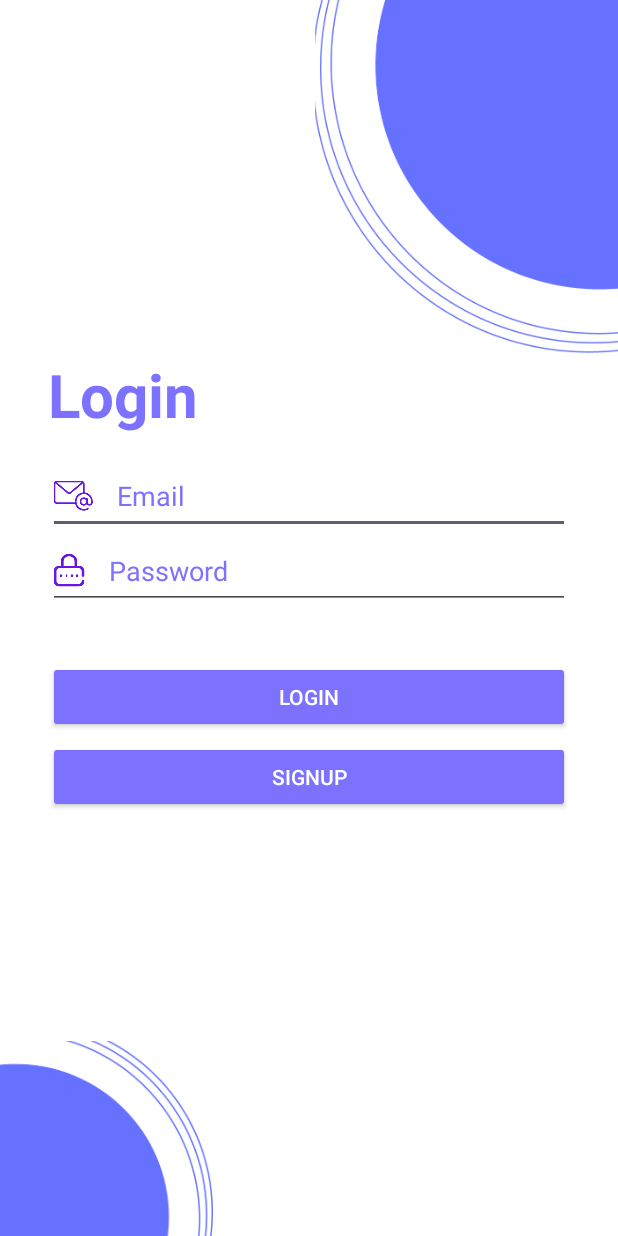
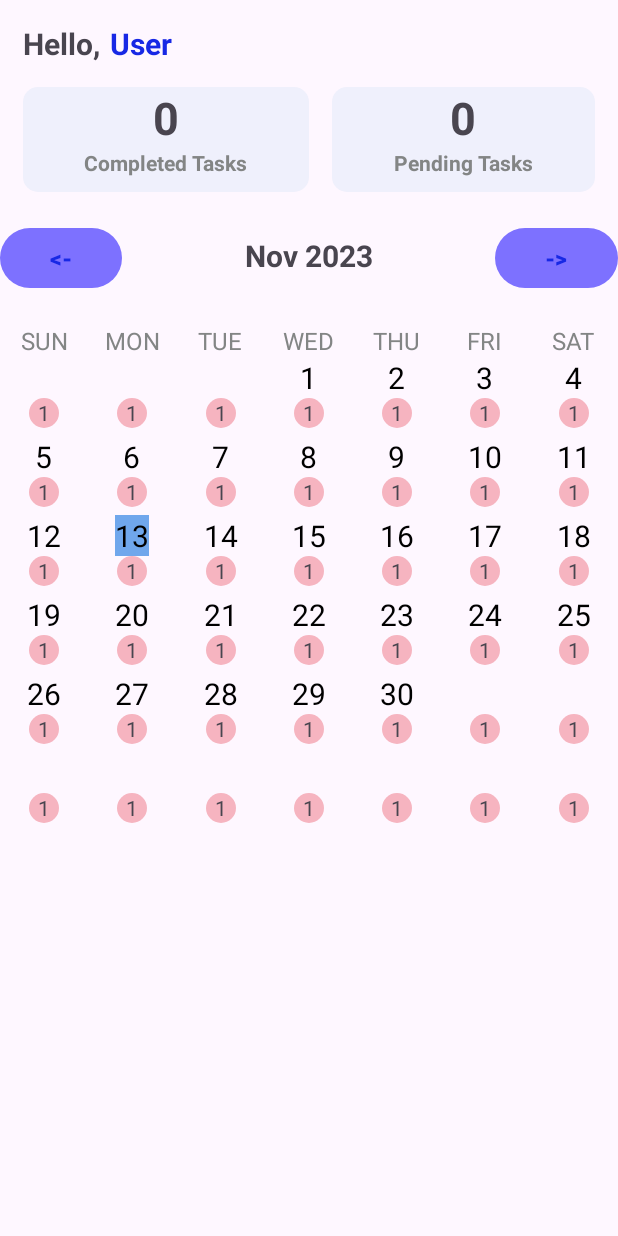
Before and after one commit to sunnylam9876/TaskManager-Android, an Android app: the screen it shows after launch (LoginActivity before the commit, DashBoard after it), on a phone screen of 412 x 824 dp. Run offline under Robolectric (Android 15) with nearby library versions, the phone set to English and light mode, and no system bars.

Commit message:
created calendar

```diff
--- a/app/src/main/AndroidManifest.xml
+++ b/app/src/main/AndroidManifest.xml
@@ -15,11 +15,11 @@
         <activity
             android:name=".Signup"
             android:exported="false" />
+        <!--<activity
+            android:name=".DashBoard"
+            android:exported="false" />-->
         <activity
             android:name=".DashBoard"
-            android:exported="false" />
-        <activity
-            android:name=".LoginActivity"
             android:exported="true">
             <intent-filter>
                 <action android:name="android.intent.action.MAIN" />
--- /dev/null
+++ b/app/src/main/java/com/example/taskmanager/Class/DateClass.java
@@ -0,0 +1,39 @@
+package com.example.taskmanager.Class;
+
+import java.util.ArrayList;
+
+public class DateClass {
+    int year;
+    int month;
+    ArrayList<String> daysInMonth;
+
+    public DateClass(int year, int month, ArrayList<String> daysInMonth) {
+        this.year = year;
+        this.month = month;
+        this.daysInMonth = daysInMonth;
+    }
+
+    public int getYear() {
+        return year;
+    }
+
+    public void setYear(int year) {
+        this.year = year;
+    }
+
+    public int getMonth() {
+        return month;
+    }
+
+    public void setMonth(int month) {
+        this.month = month;
+    }
+
+    public ArrayList<String> getDaysInMonth() {
+        return daysInMonth;
+    }
+
+    public void setDaysInMonth(ArrayList<String> daysInMonth) {
+        this.daysInMonth = daysInMonth;
+    }
+}
--- a/app/src/main/java/com/example/taskmanager/DashBoard.java
+++ b/app/src/main/java/com/example/taskmanager/DashBoard.java
@@ -1,14 +1,106 @@
 package com.example.taskmanager;
 
+import static com.example.taskmanager.Utility.CalculateDate.yearFromDate;
+import static com.example.taskmanager.Utility.CalculateDate.dayFromDate;
+import static com.example.taskmanager.Utility.CalculateDate.monthFromDate;
+import static com.example.taskmanager.Utility.CalculateDate.monthYearFromDate;
+import static com.example.taskmanager.Utility.CalculateDate.yearFromDate;
+
 import androidx.appcompat.app.AppCompatActivity;
+import androidx.recyclerview.widget.GridLayoutManager;
+import androidx.recyclerview.widget.LinearLayoutManager;
+import androidx.recyclerview.widget.RecyclerView;
 
 import android.os.Bundle;
+import android.view.View;
+import android.widget.TextView;
+import android.widget.Toast;
 
-public class DashBoard extends AppCompatActivity {
+import com.example.taskmanager.Class.DateClass;
+import com.example.taskmanager.calendar.CalendarAdapter;
+import com.example.taskmanager.calendar.MyCalendarAdapter;
+
+import java.time.LocalDate;
+import java.time.YearMonth;
+import java.time.format.DateTimeFormatter;
+import java.util.ArrayList;
+import java.util.Date;
+
+public class DashBoard extends AppCompatActivity implements MyCalendarAdapter.OnItemClickListener {
+
+    private TextView tvMonthYear;
+    private RecyclerView rvCalendar;
+    private RecyclerView.LayoutManager layoutManager;
+    private RecyclerView.Adapter calendarAdapter;
+
+    private ArrayList<String> daysInMonth;
+    private LocalDate selectedDate;
+
+    private DateClass dateClass;      //custom date class
 
     @Override
     protected void onCreate(Bundle savedInstanceState) {
         super.onCreate(savedInstanceState);
         setContentView(R.layout.activity_dashboard);
+
+        rvCalendar = findViewById(R.id.rvCalendar);
+        tvMonthYear = findViewById(R.id.tvMonthYear);
+        selectedDate = LocalDate.now();
+        setMonthView();
+    }
+
+    // set the recycler view to display the calendar
+    private void setMonthView() {
+        daysInMonth = daysInMonthArray(selectedDate);
+        dateClass = new DateClass(yearFromDate(selectedDate), monthFromDate(selectedDate), daysInMonth);
+        tvMonthYear.setText(monthYearFromDate(selectedDate));
+        //calendarAdapter = new MyCalendarAdapter(daysInMonth, DashBoard.this);
+        calendarAdapter = new MyCalendarAdapter(dateClass, DashBoard.this);
+        layoutManager = new GridLayoutManager(getApplicationContext(), 7);
+        rvCalendar.setLayoutManager(layoutManager);
+        rvCalendar.setAdapter(calendarAdapter);
+        calendarAdapter.notifyDataSetChanged();
+
+        //calendarAdapter = new MyCalendarAdapter(daysInMonth, DashBoard.this);
+        calendarAdapter = new MyCalendarAdapter(dateClass, DashBoard.this);
+        ((MyCalendarAdapter) calendarAdapter).setOnItemClickListener(this);
+    }
+
+    // get the days in a month can convert it to an array
+    private ArrayList<String> daysInMonthArray(LocalDate date) {
+        ArrayList<String> daysInMonthArray = new ArrayList<>();
+        YearMonth yearMonth = YearMonth.from(date);
+
+        int daysInMonth = yearMonth.lengthOfMonth();
+        LocalDate firstOfMonth = selectedDate.withDayOfMonth(1);
+        int dayOfWeek = firstOfMonth.getDayOfWeek().getValue();
+
+        for (int i = 1; i <= 42; i++) {
+            if (i <= dayOfWeek || i > daysInMonth + dayOfWeek) {
+                daysInMonthArray.add("");
+            }
+            else {
+                daysInMonthArray.add(String.valueOf(i - dayOfWeek));
+            }
+        }
+        return daysInMonthArray;
+    }
+
+    // subtract the month by 1 when the user click backward button of the calendar
+    public void previousMonthAction(View view) {
+        selectedDate = selectedDate.minusMonths(1);
+        setMonthView();
+    }
+
+    // add the month by 1 when the user click forward button of the calendar
+    public void nextMonthAction(View view) {
+        selectedDate = selectedDate.plusMonths(1);
+        setMonthView();
+    }
+
+    // do something if the user click any one of the day on the calendar
+    @Override
+    public void onItemClick(String day) {
+        Toast.makeText(this, "Selected Day: " + day + " " + monthFromDate(selectedDate) + " " + yearFromDate(selectedDate), Toast.LENGTH_SHORT).show();
     }
 }
--- /dev/null
+++ b/app/src/main/java/com/example/taskmanager/Utility/CalculateDate.java
@@ -0,0 +1,34 @@
+package com.example.taskmanager.Utility;
+
+import java.time.LocalDate;
+import java.time.format.DateTimeFormatter;
+
+public class CalculateDate {
+    public static String monthYearFromDate(LocalDate date) {
+        DateTimeFormatter formatter = DateTimeFormatter.ofPattern("MMM yyyy");
+        return date.format(formatter);
+    }
+
+    /*public static String monthFromDate(LocalDate date) {
+        DateTimeFormatter formatter = DateTimeFormatter.ofPattern("MMM");
+        return date.format(formatter);
+    }*/
+
+    public static int dayFromDate(LocalDate date) {
+        return(date.getDayOfMonth());
+    }
+
+    public static int monthFromDate(LocalDate date) {
+        return(date.getMonthValue());
+    }
+
+/*    public static String YearFromDate(LocalDate date) {
+        DateTimeFormatter formatter = DateTimeFormatter.ofPattern("yyyy");
+        return date.format(formatter);
+    }*/
+
+    public static int yearFromDate(LocalDate date) {
+        return(date.getYear());
+    }
+
+}
--- /dev/null
+++ b/app/src/main/java/com/example/taskmanager/calendar/CalendarAdapter.java
@@ -0,0 +1,58 @@
+package com.example.taskmanager.calendar;
+
+import android.content.Context;
+import android.view.LayoutInflater;
+import android.view.View;
+import android.view.ViewGroup;
+
+import androidx.annotation.NonNull;
+import androidx.recyclerview.widget.RecyclerView;
+
+import com.example.taskmanager.R;
+
+import java.util.ArrayList;
+
+public class CalendarAdapter extends RecyclerView.Adapter<CalendarViewHolder> {
+    private final ArrayList<String> daysOfMonth;
+    private final OnItemListener onItemListener;
+
+    private Context context;
+
+    public CalendarAdapter(ArrayList<String> daysOfMonth, OnItemListener onItemListener, Context context) {
+        this.daysOfMonth = daysOfMonth;
+        this.onItemListener = onItemListener;
+        this.context = context;
+    }
+
+    @NonNull
+    @Override
+    public CalendarViewHolder onCreateViewHolder(@NonNull ViewGroup parent, int viewType) {
+        //LayoutInflater inflater = LayoutInflater.from(parent.getContext());
+        //View view = inflater.inflate(R.layout.calendar_cell, parent, false);
+        View view = LayoutInflater.from(parent.getContext()).inflate(R.layout.calendar_cell, parent, false);
+        ViewGroup.LayoutParams layoutParams = view.getLayoutParams();
+        layoutParams.height = (int) (parent.getHeight() * 0.166666666);
+
+        CalendarViewHolder calendarViewHolder = new CalendarViewHolder(view);
+        return calendarViewHolder;
+
+        //return new CalendarViewHolder(view);
+        //, onItemListener
+    }
+
+
+    @Override
+    public void onBindViewHolder(@NonNull CalendarViewHolder holder, int position) {
+        holder.dayOfMonth.setText(daysOfMonth.get(position));
+        //holder.
+    }
+
+    @Override
+    public int getItemCount() {
+        return daysOfMonth.size();
+    }
+
+    public interface OnItemListener {
+        void onItemClick(int position, String dayText);
+    }
+}
--- /dev/null
+++ b/app/src/main/java/com/example/taskmanager/calendar/CalendarViewHolder.java
@@ -0,0 +1,30 @@
+package com.example.taskmanager.calendar;
+
+import android.view.View;
+import android.widget.TextView;
+
+import androidx.annotation.NonNull;
+import androidx.recyclerview.widget.RecyclerView;
+
+import com.example.taskmanager.R;
+
+public class CalendarViewHolder extends RecyclerView.ViewHolder {
+    //implements View.OnClickListener
+
+    public TextView dayOfMonth;
+    //private final CalendarAdapter.OnItemListener onItemListener;
+
+    public CalendarViewHolder(@NonNull View itemView) {
+        //, CalendarAdapter.OnItemListener onItemListener
+
+        super(itemView);
+        dayOfMonth = itemView.findViewById(R.id.cellDayText);
+        //this.onItemListener = onItemListener;
+        //itemView.setOnClickListener(this);
+    }
+
+/*    @Override
+    public void onClick(View v) {
+        onItemListener.onItemClick(getAdapterPosition(), (String) dayOfMonth.getText());
+    }*/
+}
--- /dev/null
+++ b/app/src/main/java/com/example/taskmanager/calendar/MyCalendarAdapter.java
@@ -0,0 +1,120 @@
+package com.example.taskmanager.calendar;
+
+import static com.example.taskmanager.Utility.CalculateDate.dayFromDate;
+import static com.example.taskmanager.Utility.CalculateDate.monthFromDate;
+import static com.example.taskmanager.Utility.CalculateDate.yearFromDate;
+
+import android.content.Context;
+import android.graphics.drawable.Drawable;
+import android.view.LayoutInflater;
+import android.view.View;
+import android.view.ViewGroup;
+import android.widget.TextView;
+
+import androidx.annotation.NonNull;
+import androidx.core.content.ContextCompat;
+import androidx.recyclerview.widget.RecyclerView;
+
+import com.example.taskmanager.Class.DateClass;
+import com.example.taskmanager.R;
+
+import java.time.LocalDate;
+import java.util.ArrayList;
+
+public class MyCalendarAdapter extends RecyclerView.Adapter<MyCalendarAdapter.MyViewHolder> {
+    //1 - define the data data source
+    //private final ArrayList<String> daysOfMonth;
+    private DateClass dateClass;
+    private Context context;
+
+    private ArrayList<String> daysOfMonth;
+
+    private LocalDate today;
+
+    private static OnItemClickListener onItemClickListener;
+
+    public interface OnItemClickListener {
+        void onItemClick(String day);
+    }
+
+    public void setOnItemClickListener(OnItemClickListener onItemClickListener) {
+        this.onItemClickListener = onItemClickListener;
+    }
+
+
+/*    public MyCalendarAdapter(ArrayList<String> daysOfMonth, Context context) {
+        this.daysOfMonth = daysOfMonth;
+        this.context = context;
+    }*/
+    public MyCalendarAdapter(DateClass dateClass, Context context) {
+        this.dateClass = dateClass;
+        this.context = context;
+        this.daysOfMonth = dateClass.getDaysInMonth();
+    }
+
+    //3- Implementing the methods
+
+    @NonNull
+    @Override
+    public MyViewHolder onCreateViewHolder(@NonNull ViewGroup parent, int viewType) {
+        View v = LayoutInflater.from(parent.getContext()).inflate(R.layout.calendar_cell, parent,false);
+        MyViewHolder viewHolder = new MyViewHolder(v);
+        return viewHolder;
+    }
+
+    @Override
+    public void onBindViewHolder(@NonNull MyViewHolder holder, int position) {
+
+        String day = daysOfMonth.get(position);
+
+        holder.cellDayText.setText(day);    //allocate day array to each TextView
+
+        //get today date, then highlight today on calendar
+        today = LocalDate.now();
+        int today_year = yearFromDate(today);
+        int today_month = monthFromDate(today);
+        int today_day = dayFromDate(today);
+        if (holder.cellDayText.getText().toString().equals(Integer.toString(today_day)) &&
+                dateClass.getYear() == today_year && dateClass.getMonth() == today_month) {
+            int color = ContextCompat.getColor(holder.itemView.getContext(), R.color.lightblue);
+            holder.cellDayText.setBackgroundColor(color);
+        }
+
+        // to be amended to not get the value of a TextView to increase efficiency
+        if (Integer.parseInt(holder.cellTask.getText().toString()) > 0) {
+            Drawable drawable = ContextCompat.getDrawable(holder.cellTask.getContext(), R.drawable.task_cell_background);
+            holder.cellTask.setBackground(drawable);
+/*            int color = ContextCompat.getColor(holder.itemView.getContext(), R.color.pink);
+            holder.cellTask.setBackgroundColor(color);*/
+        }
+    }
+
+    @Override
+    public int getItemCount() {
+        return daysOfMonth.size();
+    }
+
+    //2- View holder class
+    public static class MyViewHolder extends RecyclerView.ViewHolder {
+        public TextView cellDayText;
+        public TextView cellTask;
+
+        public MyViewHolder(@NonNull View itemView) {
+            super(itemView);
+
+            cellDayText = itemView.findViewById(R.id.cellDayText);
+            cellTask = itemView.findViewById(R.id.cellTask);
+
+            cellDayText.setOnClickListener(new View.OnClickListener() {
+                @Override
+                // if user click the day of calendar
+                public void onClick(View v) {
+                    //Toast.makeText(v.getContext(),dayOfMonth.getText(), Toast.LENGTH_LONG).show();
+                    if (onItemClickListener != null) {
+                        onItemClickListener.onItemClick(cellDayText.getText().toString());
+                    }
+                }
+            });
+        }
+    }
+}
--- /dev/null
+++ b/app/src/main/res/drawable/task_cell_background.xml
@@ -0,0 +1,10 @@
+<?xml version="1.0" encoding="utf-8"?>
+<selector xmlns:android="http://schemas.android.com/apk/res/android">
+    <item>
+        <shape android:shape="oval">
+            <solid android:color="@color/pink" />
+            <size android:height="20dp" android:width="20dp" />
+        </shape>
+
+    </item>
+</selector>
--- a/app/src/main/res/layout/activity_dashboard.xml
+++ b/app/src/main/res/layout/activity_dashboard.xml
@@ -109,6 +109,121 @@
                 </LinearLayout>
             </LinearLayout>
 
+            <LinearLayout
+                android:layout_width="match_parent"
+                android:layout_height="match_parent"
+                android:orientation="horizontal"
+                android:layout_marginBottom="20dp"
+                android:layout_marginTop="20dp">
+
+                <Button
+                    android:layout_width="0dp"
+                    android:layout_height="wrap_content"
+                    android:layout_weight="1"
+                    android:text="@string/back"
+                    android:textColor="@color/blue"
+                    android:background="@null"
+                    android:textStyle="bold"
+                    android:textSize="15sp"
+                    android:onClick= "previousMonthAction"
+                    />
+
+                <TextView
+                    android:id="@+id/tvMonthYear"
+                    android:layout_width="wrap_content"
+                    android:layout_height="wrap_content"
+                    android:layout_weight="2"
+                    android:text="Hello"
+                    android:textAlignment="center"
+                    android:textSize="20sp"
+                    android:textStyle="bold" />
+
+                <Button
+                    android:layout_width="0dp"
+                    android:layout_height="wrap_content"
+                    android:layout_weight="1"
+                    android:background="@null"
+                    android:text="@string/forward"
+                    android:textStyle="bold"
+                    android:textColor="@color/blue"
+                    android:textSize="15sp"
+                    android:onClick="nextMonthAction"
+                    />
+            </LinearLayout>
+
+            <LinearLayout
+                android:layout_width="match_parent"
+                android:layout_height="match_parent"
+                android:orientation="horizontal">
+
+                <TextView
+                    android:layout_width="0dp"
+                    android:layout_height="wrap_content"
+                    android:layout_weight="1"
+                    android:text="SUN"
+                    android:textColor="@color/dark_grey"
+                    android:textAlignment="center"
+                    android:textSize="16sp" />
+
+                <TextView
+                    android:layout_width="0dp"
+                    android:layout_height="wrap_content"
+                    android:layout_weight="1"
+                    android:text="MON"
+                    android:textColor="@color/dark_grey"
+                    android:textAlignment="center"
+                    android:textSize="16sp" />
+
+                <TextView
+                    android:layout_width="0dp"
+                    android:layout_height="wrap_content"
+                    android:layout_weight="1"
+                    android:text="TUE"
+                    android:textColor="@color/dark_grey"
+                    android:textAlignment="center"
+                    android:textSize="16sp" />
+
+                <TextView
+                    android:layout_width="0dp"
+                    android:layout_height="wrap_content"
+                    android:layout_weight="1"
+                    android:text="WED"
+                    android:textColor="@color/dark_grey"
+                    android:textAlignment="center"
+                    android:textSize="16sp" />
+
+                <TextView
+                    android:layout_width="0dp"
+                    android:layout_height="wrap_content"
+                    android:layout_weight="1"
+                    android:text="THU"
+                    android:textColor="@color/dark_grey"
+                    android:textAlignment="center"
+                    android:textSize="16sp" />
+                <TextView
+                    android:layout_width="0dp"
+                    android:layout_height="wrap_content"
+                    android:layout_weight="1"
+                    android:text="FRI"
+                    android:textColor="@color/dark_grey"
+                    android:textAlignment="center"
+                    android:textSize="16sp" />
+                <TextView
+                    android:layout_width="0dp"
+                    android:layout_height="wrap_content"
+                    android:layout_weight="1"
+                    android:text="SAT"
+                    android:textColor="@color/dark_grey"
+                    android:textAlignment="center"
+                    android:textSize="16sp" />
+            </LinearLayout>
+
+            <androidx.recyclerview.widget.RecyclerView
+                android:id="@+id/rvCalendar"
+                android:layout_width="match_parent"
+                android:layout_height="match_parent"
+                android:layout_weight="1" />
+
         </LinearLayout>
     </ScrollView>
 </androidx.constraintlayout.widget.ConstraintLayout>
--- /dev/null
+++ b/app/src/main/res/layout/calendar_cell.xml
@@ -0,0 +1,37 @@
+<?xml version="1.0" encoding="utf-8"?>
+<androidx.constraintlayout.widget.ConstraintLayout xmlns:android="http://schemas.android.com/apk/res/android"
+    xmlns:app="http://schemas.android.com/apk/res-auto"
+    xmlns:tools="http://schemas.android.com/tools"
+    android:layout_width="match_parent"
+    android:layout_height="wrap_content">
+
+    <LinearLayout
+        android:layout_width="wrap_content"
+        android:layout_height="wrap_content"
+        android:orientation="vertical"
+        app:layout_constraintBottom_toBottomOf="parent"
+        app:layout_constraintEnd_toEndOf="parent"
+        app:layout_constraintStart_toStartOf="parent">
+
+        <TextView
+            android:id="@+id/cellDayText"
+            android:layout_width="wrap_content"
+            android:layout_height="wrap_content"
+            android:layout_gravity="center_horizontal"
+            android:text="1"
+            android:textColor="@color/black"
+            android:textSize="20sp" />
+
+        <TextView
+            android:id="@+id/cellTask"
+            android:layout_width="wrap_content"
+            android:layout_height="wrap_content"
+            android:layout_gravity="center_horizontal"
+            android:layout_marginBottom="5dp"
+            android:text="1"
+            android:textAlignment="center" />
+
+    </LinearLayout>
+
+
+</androidx.constraintlayout.widget.ConstraintLayout>
--- a/app/src/main/res/values/colors.xml
+++ b/app/src/main/res/values/colors.xml
@@ -9,4 +9,5 @@
     <color name="purple_two">#7D71FF</color>
     <color name="grey">#EFF0FC</color>
     <color name="dark_grey">#838585</color>
+    <color name="pink">#F6B4C0</color>
 </resources>
--- a/app/src/main/res/values/strings.xml
+++ b/app/src/main/res/values/strings.xml
@@ -1,3 +1,5 @@
 <resources>
     <string name="app_name">TaskManager</string>
+    <string name="back"><![CDATA[<-]]></string>
+    <string name="forward"><![CDATA[->]]></string>
 </resources>
```
Also changed, not shown: 1 other file.
